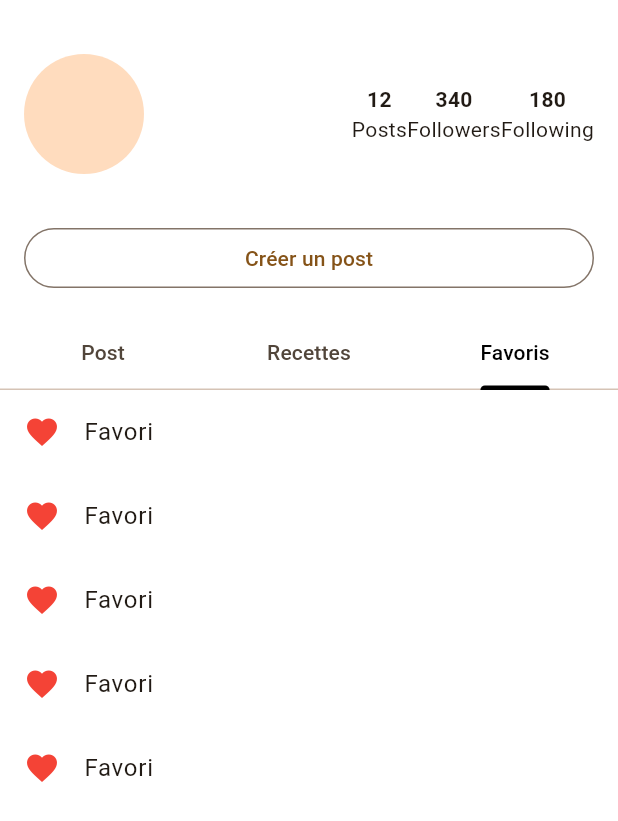
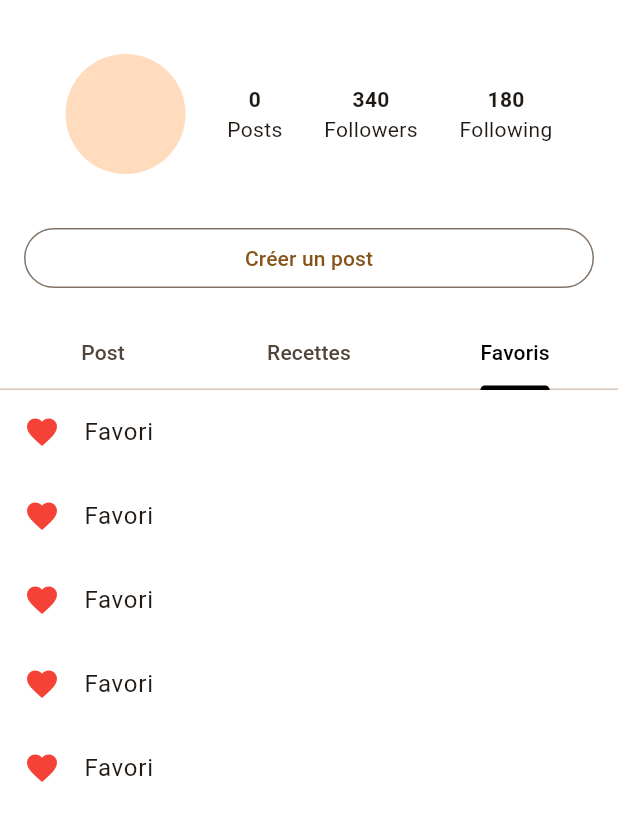
Before and after one commit to Kaylana1968/kook-ink, a Flutter app: the ProfileScreen screen opened directly, tab 3 chosen, on a phone screen of 412 x 824 dp. Shown: the top 821 px of the screen. Run offline on Flutter 3.47's test engine with Material 3 defaults, Android fonts, the phone set to English and light mode, and no system bars; our stand-ins replace flutter_secure_storage; accounts and stored records are empty; network calls fail.

Commit message:
nombre de post affiché dynamiquement

```diff
--- a/front/lib/profile_screen.dart
+++ b/front/lib/profile_screen.dart
@@ -21,6 +21,7 @@ class ProfileScreen extends StatefulWidget {
 class _ProfileScreenState extends State<ProfileScreen> {
   Future<List<dynamic>> _recipeFuture = Future.value([]);
   Future<List<dynamic>> _postFuture = Future.value([]);
+  int? _postCount;
 
   @override
   void initState() {
@@ -31,14 +32,18 @@ class _ProfileScreenState extends State<ProfileScreen> {
 
   /// FETCH POSTS
   Future<List<dynamic>> fetchPosts() async {
-    final response = await http.get(
-      ApiConfig.posts(),
-      headers: {"Content-Type": "application/json"},
-    );
+    final response = await http
+        .get(ApiConfig.posts(), headers: {"Content-Type": "application/json"});
 
     if (response.statusCode == 200) {
       final data = jsonDecode(response.body);
-      return data['posts'];
+      final posts = data['posts'] as List<dynamic>;
+
+      setState(() {
+        _postCount = posts.length;
+      });
+
+      return posts;
     } else {
       throw Exception('Erreur serveur');
     }
@@ -160,15 +165,15 @@ class _ProfileScreenState extends State<ProfileScreen> {
           child: Column(
             children: [
               const SizedBox(height: 20),
-              const Padding(
-                padding: EdgeInsets.all(16),
+              Padding(
+                padding: const EdgeInsets.all(16),
                 child: Row(
+                  mainAxisAlignment: MainAxisAlignment.spaceEvenly,
                   children: [
-                    CircleAvatar(radius: 40),
-                    Spacer(),
-                    _Stat(value: '12', label: 'Posts'),
-                    _Stat(value: '340', label: 'Followers'),
-                    _Stat(value: '180', label: 'Following'),
+                    const CircleAvatar(radius: 40),
+                    _PostCountWidget(postFuture: _postFuture),
+                    const _Stat(value: '340', label: 'Followers'),
+                    const _Stat(value: '180', label: 'Following'),
                   ],
                 ),
               ),
@@ -412,3 +417,22 @@ Widget _infoChip(IconData icon, String label) {
     ],
   );
 }
+
+// COUNT
+class _PostCountWidget extends StatelessWidget {
+  final Future<List<dynamic>> postFuture;
+  const _PostCountWidget({required this.postFuture});
+
+  @override
+  Widget build(BuildContext context) {
+    return FutureBuilder<List<dynamic>>(
+      future: postFuture,
+      builder: (context, snapshot) {
+        int count = 0;
+        if (snapshot.hasData) count = snapshot.data!.length;
+
+        return _Stat(value: count.toString(), label: 'Posts');
+      },
+    );
+  }
+}
```
Also changed, not shown: 1 other file.
